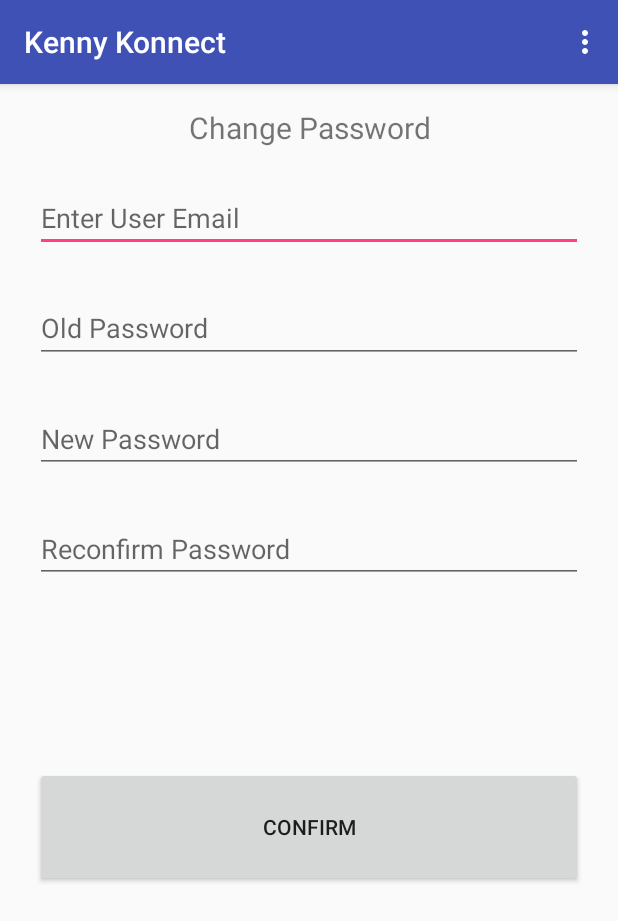
After one commit to KennyCorcoran/ChatApp, an Android app: the ChangeUsername screen opened directly, with no data from a screen before it, on a phone screen of 412 x 824 dp. The commit adds this screen. Shown: the top 921 px of the screen. Run offline under Robolectric (Android 15) with nearby library versions, the phone set to English and light mode, and no system bars; our stand-ins replace Firebase (no records; nobody signed in at launch, a user with empty details on screens opened directly).

Commit message:
added new files for a change username and password both not working yet

```diff
--- a/app/src/main/AndroidManifest.xml
+++ b/app/src/main/AndroidManifest.xml
@@ -19,6 +19,8 @@
         <activity android:name=".RegisterActivity" />
         <activity android:name=".LoginActivity" />
         <activity android:name=".UserList" />
+        <activity android:name=".ChangePassword" />
+        <activity android:name=".ChangeUsername" />
     </application>
 
 </manifest>
--- /dev/null
+++ b/app/src/main/java/com/example/magic/chatapp/ChangeUsername.java
@@ -0,0 +1,175 @@
+package com.example.magic.chatapp;
+
+import android.content.Context;
+import android.content.Intent;
+import android.os.Bundle;
+import android.support.annotation.NonNull;
+import android.support.v7.app.AppCompatActivity;
+import android.text.TextUtils;
+import android.view.Menu;
+import android.view.MenuItem;
+import android.view.View;
+import android.view.inputmethod.InputMethodManager;
+import android.widget.EditText;
+import android.widget.Toast;
+
+import com.google.android.gms.tasks.OnCompleteListener;
+import com.google.android.gms.tasks.Task;
+import com.google.firebase.auth.AuthCredential;
+import com.google.firebase.auth.EmailAuthProvider;
+import com.google.firebase.auth.FirebaseAuth;
+import com.google.firebase.auth.FirebaseUser;
+import com.google.firebase.database.DatabaseReference;
+import com.google.firebase.database.FirebaseDatabase;
+
+public class ChangeUsername  extends AppCompatActivity {
+
+    private EditText userEmail, oldPassword, newPassword, reConPassword; // creates the variables
+    private FirebaseAuth mobileAuth;        // For authentication for the app
+    DatabaseReference mobileDB;     // referencing the database
+    FirebaseAuth.AuthStateListener mobileAuthListener;
+    private FirebaseUser user;
+    //private String curUserEmail;
+
+    @Override
+    protected void onCreate(Bundle savedInstanceState) {
+
+        super.onCreate(savedInstanceState);
+        // sets the content layout from the register xml
+        setContentView(R.layout.changepassword);
+
+        // initialises name, email & password from finding the id's on the register xml
+        userEmail = (EditText) findViewById(R.id.oldUsername);
+        oldPassword = (EditText) findViewById(R.id.newUsername);
+        newPassword = (EditText) findViewById(R.id.reConUsername);
+        //reConPassword = (EditText) findViewById(R.id.reConPass);
+
+        mobileAuth = FirebaseAuth.getInstance();    // Gets authentication
+        mobileDB = FirebaseDatabase.getInstance().getReference().child("Users");    // Gets the database reference from the child users
+
+        //gets the authentication
+        mobileAuth = FirebaseAuth.getInstance();
+
+        //creates a new listener
+        mobileAuthListener = new FirebaseAuth.AuthStateListener() {
+            @Override
+            public void onAuthStateChanged(@NonNull FirebaseAuth firebaseAuth) {
+                //Checks if the user is equal to null and if so it redirects to register class
+                if (firebaseAuth.getCurrentUser() == null) {
+                    startActivity(new Intent(ChangeUsername.this, RegisterActivity.class));
+                }
+            }
+        };
+
+        user = FirebaseAuth.getInstance().getCurrentUser();
+
+    }
+
+    // Creates the option menu
+    @Override
+    public boolean onCreateOptionsMenu(Menu menu) {
+
+        getMenuInflater().inflate(R.menu.menu, menu);
+
+        return true;
+    }
+
+    //option menu select options
+    @Override
+    public boolean onOptionsItemSelected(MenuItem item) {
+
+        int id = item.getItemId();
+
+        switch (id) {
+
+            case R.id.menuSignOut:
+                mobileAuth.signOut();// Signs out current user
+                startActivity(new Intent(ChangeUsername.this, LoginActivity.class));   //starts a new activity and send user to login in
+                Toast.makeText(this, "Signed Out", Toast.LENGTH_SHORT).show();
+                break;
+            case R.id.author:
+                Toast.makeText(this, "Author: Kevin Corcoran  Student No: C00110665", Toast.LENGTH_SHORT).show();
+                break;
+            case R.id.signedIn:
+                String sIn = mobileAuth.getCurrentUser().getUid();
+
+                Toast.makeText(this, sIn, Toast.LENGTH_SHORT).show();
+                break;
+            case R.id.listOfUsers:
+                startActivity(new Intent(ChangeUsername.this, UserList.class));
+                break;
+            case R.id.changePass:
+                startActivity(new Intent(ChangeUsername.this, ChangePassword.class));
+                break;
+            case R.id.changeUsername:
+                startActivity(new Intent(ChangeUsername.this, ChangeUsername.class));
+                break;
+        }
+
+        return true;
+    }
+
+
+    public void confirmButtonClick(View view) {
+      /*  // gets the content from the texboxes and puts them into the corrrect variables
+        final String contentOldPass, contentNewPass, contentReConPass, contentUserEmail;
+        contentUserEmail = userEmail.getText().toString().trim();
+        contentOldPass = oldPassword.getText().toString().trim();
+        contentNewPass = newPassword.getText().toString().trim();
+        contentReConPass = reConPassword.getText().toString().trim();
+        String passwordPattern = "^(?=.*[0-9]).{5,}$";
+        String emailPattern = "[a-zA-Z0-9._-]+@[a-z]+\\.+[a-z]+";
+        //curUserEmail = FirebaseAuth.getInstance().getCurrentUser().getEmail();
+
+        if (contentUserEmail.matches(emailPattern)) {
+
+            if (contentOldPass.matches(passwordPattern) && contentNewPass.matches(passwordPattern) && contentReConPass.matches(passwordPattern)) {
+
+                if (contentNewPass == contentReConPass) {
+
+                    if (contentNewPass != contentOldPass) {
+
+                        // checks if the variables are not empty
+                        if (!TextUtils.isEmpty(contentOldPass) && !TextUtils.isEmpty(contentNewPass) && !TextUtils.isEmpty(contentReConPass)) {
+                            final String email = user.getEmail();
+                            AuthCredential credential = EmailAuthProvider.getCredential(contentUserEmail, contentOldPass);
+
+                            user.reauthenticate(credential).addOnCompleteListener(new OnCompleteListener<Void>() {
+                                @Override
+                                public void onComplete(@NonNull Task<Void> task) {
+                                    if (task.isSuccessful()) {
+                                        user.updatePassword(contentNewPass).addOnCompleteListener(new OnCompleteListener<Void>() {
+                                            @Override
+                                            public void onComplete(@NonNull Task<Void> task) {
+                                                if (!task.isSuccessful()) {
+                                                }
+                                            }
+                                        });
+                                    }
+                                }
+                            });
+                        }
+                    }
+                    else {
+                        Toast.makeText(getApplicationContext(), "New Password and Old Password should not match!", Toast.LENGTH_SHORT).show();
+                    }
+                }
+            }
+            else
+            {
+                Toast.makeText(getApplicationContext(), "Invalid Password Pattern (Min of 5 Chars and 1 Number) in a Password Field", Toast.LENGTH_SHORT).show();
+            }
+        }
+        else
+        {
+            Toast.makeText(getApplicationContext(), "Invalid Email Pattern", Toast.LENGTH_SHORT).show();
+        }
+        InputMethodManager inputManager = (InputMethodManager)
+                getSystemService(Context.INPUT_METHOD_SERVICE);
+
+        inputManager.hideSoftInputFromWindow(getCurrentFocus().getWindowToken(),
+                InputMethodManager.HIDE_NOT_ALWAYS);
+
+                */
+    }
+}
--- a/app/src/main/java/com/example/magic/chatapp/LoginActivity.java
+++ b/app/src/main/java/com/example/magic/chatapp/LoginActivity.java
@@ -94,7 +94,7 @@ public class LoginActivity extends AppCompatActivity {
                             ifUserExists();
                         }
                         else {
-                            Toast.makeText(getApplicationContext(),"User does not exist", Toast.LENGTH_SHORT).show();
+                            Toast.makeText(getApplicationContext(),"User does not exist or Invalid Password", Toast.LENGTH_SHORT).show();
                         }
 
                     }
--- a/app/src/main/java/com/example/magic/chatapp/UserList.java
+++ b/app/src/main/java/com/example/magic/chatapp/UserList.java
@@ -93,6 +93,12 @@ public class UserList extends AppCompatActivity{
 
                 Toast.makeText(this, sIn, Toast.LENGTH_SHORT).show();
                 break;
+            case R.id.changePass:
+                startActivity(new Intent(UserList.this,ChangePassword.class));
+                break;
+            case R.id.changeUsername:
+                startActivity(new Intent(UserList.this,ChangeUsername.class));
+                break;
         }
 
         return true;
--- /dev/null
+++ b/app/src/main/res/layout/changepassword.xml
@@ -0,0 +1,115 @@
+<?xml version="1.0" encoding="utf-8"?>
+<!-- Kevin Corcoran  C00110665 -->
+<android.support.constraint.ConstraintLayout
+    xmlns:android="http://schemas.android.com/apk/res/android"
+    xmlns:app="http://schemas.android.com/apk/res-auto"
+    android:layout_width="match_parent"
+    android:layout_height="match_parent"
+    android:id="@+id/register"
+    android:orientation="vertical"
+    android:paddingBottom="15dp"
+    android:paddingLeft="15dp"
+    android:paddingRight="15dp"
+    android:paddingTop="15dp"
+    xmlns:tools="http://schemas.android.com/tools"
+    tools:context="com.example.magic.chatapp.ChangePassword">
+
+    <!-- Text Label -->
+    <TextView
+        android:id="@+id/textView2"
+        android:layout_width="match_parent"
+        android:layout_height="wrap_content"
+        android:layout_marginEnd="8dp"
+        android:layout_marginLeft="8dp"
+        android:layout_marginRight="8dp"
+        android:layout_marginStart="8dp"
+        android:gravity="center"
+        android:text="Change Password"
+        android:textSize="20dp"
+        app:layout_constraintEnd_toEndOf="parent"
+        app:layout_constraintStart_toStartOf="parent"
+        app:layout_constraintTop_toTopOf="parent" />
+
+    <!-- User Email -->
+    <EditText
+        android:id="@+id/useremail"
+        android:layout_width="match_parent"
+        android:layout_height="wrap_content"
+        android:layout_marginEnd="8dp"
+        android:layout_marginLeft="8dp"
+        android:layout_marginRight="8dp"
+        android:layout_marginStart="8dp"
+        android:layout_marginTop="24dp"
+        android:hint="Enter User Email"
+        app:layout_constraintEnd_toEndOf="parent"
+        app:layout_constraintStart_toStartOf="parent"
+        app:layout_constraintTop_toBottomOf="@+id/textView2" />
+
+    <!-- Old Password -->
+    <EditText
+        android:id="@+id/oldPass"
+        android:layout_width="match_parent"
+        android:layout_height="46dp"
+        android:layout_marginEnd="8dp"
+        android:layout_marginLeft="8dp"
+        android:layout_marginRight="8dp"
+        android:layout_marginStart="8dp"
+        android:layout_marginTop="28dp"
+        android:hint="Old Password"
+        android:inputType="textPassword"
+        app:layout_constraintEnd_toEndOf="parent"
+        app:layout_constraintStart_toStartOf="parent"
+        app:layout_constraintTop_toBottomOf="@+id/useremail" />
+
+    <!-- New Password -->
+    <EditText
+        android:id="@+id/newPass"
+        android:layout_width="match_parent"
+        android:layout_height="wrap_content"
+        android:layout_marginEnd="8dp"
+        android:layout_marginLeft="8dp"
+        android:layout_marginRight="8dp"
+        android:layout_marginStart="8dp"
+        android:layout_marginTop="28dp"
+        android:hint="New Password"
+        android:inputType="textPassword"
+        app:layout_constraintEnd_toEndOf="parent"
+        app:layout_constraintStart_toStartOf="parent"
+        app:layout_constraintTop_toBottomOf="@+id/oldPass" />
+
+    <!-- Reconfirm Password -->
+    <EditText
+        android:id="@+id/reConPass"
+        android:layout_width="match_parent"
+        android:layout_height="wrap_content"
+        android:layout_marginEnd="8dp"
+        android:layout_marginLeft="8dp"
+        android:layout_marginRight="8dp"
+        android:layout_marginStart="8dp"
+        android:layout_marginTop="28dp"
+        android:hint="Reconfirm Password"
+        android:inputType="textPassword"
+        app:layout_constraintEnd_toEndOf="parent"
+        app:layout_constraintStart_toStartOf="parent"
+        app:layout_constraintTop_toBottomOf="@+id/newPass" />
+
+    <!-- Confirm button-->
+    <Button
+        android:id="@+id/confirmButton"
+        android:layout_width="match_parent"
+        android:layout_height="80dp"
+        android:layout_marginBottom="8dp"
+        android:layout_marginEnd="8dp"
+        android:layout_marginLeft="8dp"
+        android:layout_marginRight="8dp"
+        android:layout_marginStart="8dp"
+        android:layout_marginTop="8dp"
+        android:onClick="confirmButtonClick"
+        android:text="Confirm"
+        app:layout_constraintBottom_toBottomOf="parent"
+        app:layout_constraintEnd_toEndOf="parent"
+        app:layout_constraintStart_toStartOf="parent"
+        app:layout_constraintTop_toBottomOf="@+id/reConPass"
+        app:layout_constraintVertical_bias="0.353" />
+
+</android.support.constraint.ConstraintLayout>
--- a/app/src/main/res/menu/menu.xml
+++ b/app/src/main/res/menu/menu.xml
@@ -2,13 +2,17 @@
 <menu xmlns:android="http://schemas.android.com/apk/res/android"
     xmlns:app="http://schemas.android.com/apk/res-auto">
 
+    <item android:title="People" app:showAsAction="never"
+        android:id="@+id/listOfUsers"/>
+    <item android:title="Signed In" app:showAsAction="never"
+        android:id="@+id/signedIn"/>
+    <item android:title="Change Password" app:showAsAction="never"
+        android:id="@+id/changePass"/>
+    <item android:title="Change UserName" app:showAsAction="never"
+        android:id="@+id/changeUsername"/>
     <item android:title="Sign out" app:showAsAction="never"
         android:id="@+id/menuSignOut"/>
     <item android:title="Author" app:showAsAction="never"
         android:id="@+id/author"/>
-    <item android:title="Signed In" app:showAsAction="never"
-        android:id="@+id/signedIn"/>
-    <item android:title="People" app:showAsAction="never"
-        android:id="@+id/listOfUsers"/>
 
 </menu>
```
Also changed, not shown: app/src/main/java/com/example/magic/chatapp/ChangePassword.java (added, +173 -0 lines), app/src/main/java/com/example/magic/chatapp/MainActivity.java (+9 -6 lines), app/src/main/res/drawable/activeusermessshape.xml (deleted, +0 -12 lines), app/src/main/res/layout/changeusername.xml (added, +99 -0 lines).
